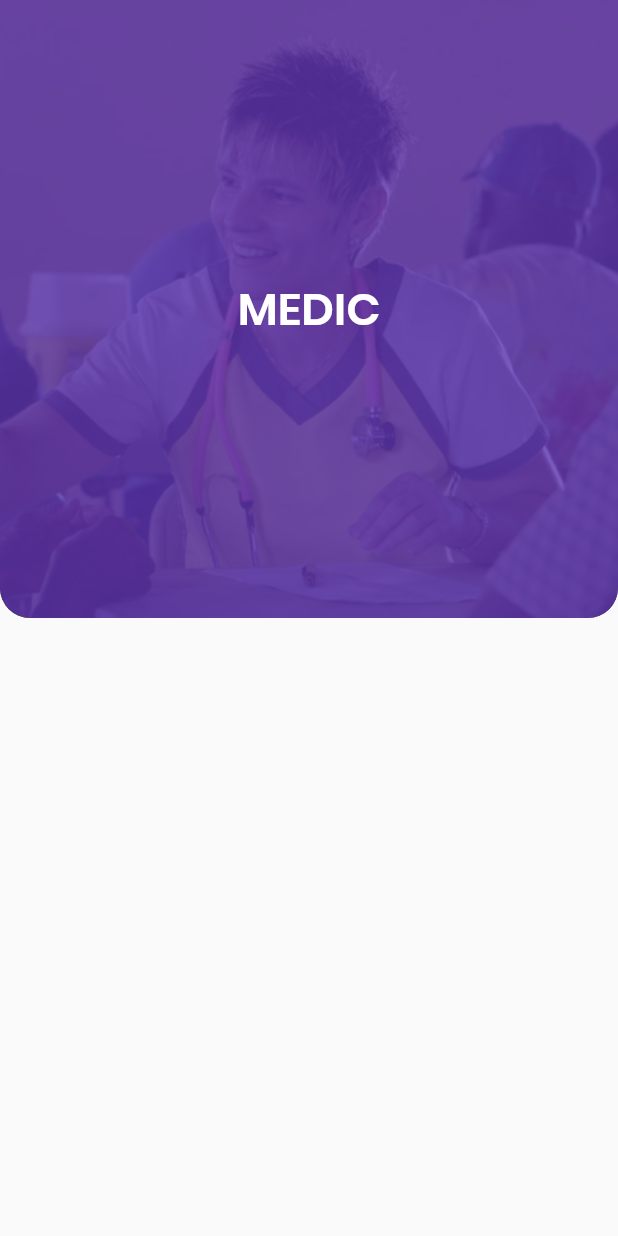
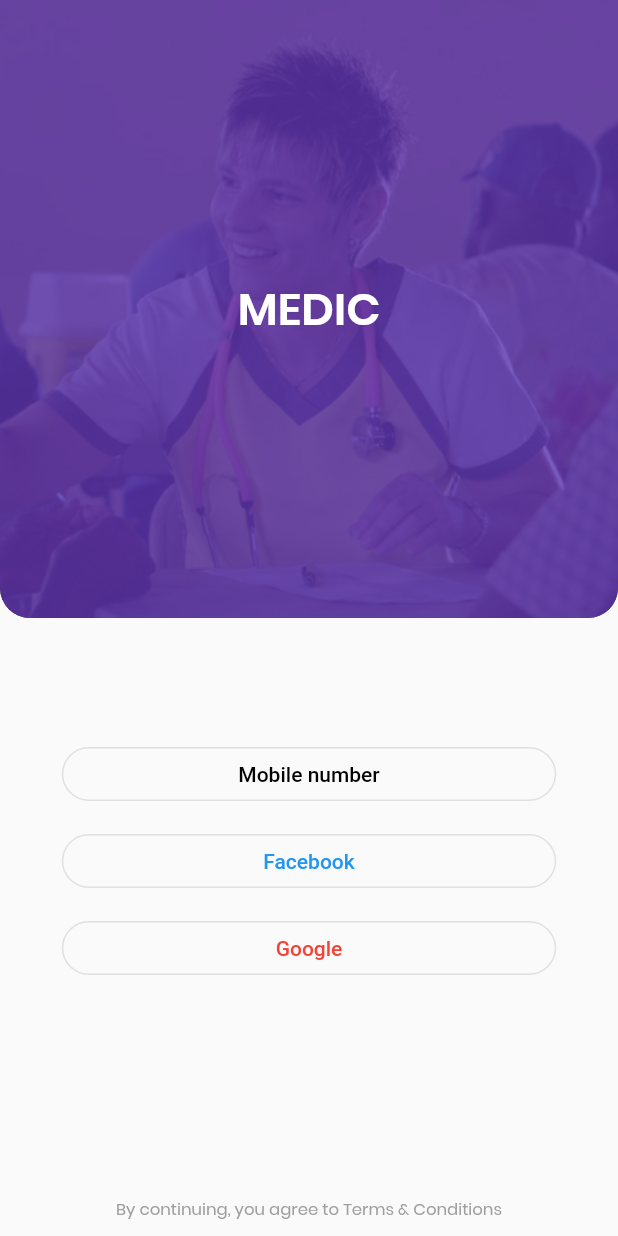
Before and after one commit to innovadeveloper/medec_flutter, a Flutter app: the screen it shows after launch, on a phone screen of 412 x 824 dp. Run offline on Flutter 3.47's test engine with Material 2 defaults, Android fonts, the phone set to English and light mode, and no system bars.

Commit message:
login ready

```diff
--- a/lib/pages/login.dart
+++ b/lib/pages/login.dart
@@ -34,6 +34,7 @@ class Login extends StatelessWidget {
       body: Column(
         children: <Widget>[
           _backgroundTop(context),
+          _loginButtonsBody(context),
           // Container(
           //   child: Text(
           //     'Login',
@@ -92,4 +93,80 @@ class Login extends StatelessWidget {
       ),
     );
   }
+
+  Widget _loginButtonsBody(BuildContext context) {
+    var mediaQuery = MediaQuery.of(context);
+    var heightBackground = _screenTotalSizeWithoutAppBar(mediaQuery) * 0.5;
+
+    return Container(
+      height: heightBackground,
+      child: Column(
+        children: <Widget>[
+          SizedBox(
+            height: 80,
+          ),
+          _buttonLogin(
+            context,
+            Colors.black,
+            'Mobile number',
+            () {},
+          ),
+          SizedBox(
+            height: 10,
+          ),
+          _buttonLogin(
+            context,
+            Colors.blue,
+            'Facebook',
+            () {},
+          ),
+          SizedBox(
+            height: 10,
+          ),
+          _buttonLogin(
+            context,
+            Colors.red,
+            'Google',
+            () {},
+          ),
+          Expanded(
+            child: Container(),
+          ),
+          Text(
+            'By continuing, you agree to Terms & Conditions',
+            style: Theme.of(context)
+                .textTheme
+                .headline6
+                .copyWith(color: Colors.grey, fontSize: 11),
+          ),
+          SizedBox(
+            height: 10,
+          ),
+        ],
+      ),
+    );
+  }
+
+  Widget _buttonLogin(
+      BuildContext context, Color color, String loginText, Function function) {
+    var mediaQuery = MediaQuery.of(context);
+    var widthInput = mediaQuery.size.width * 0.8;
+    return Container(
+      width: widthInput,
+      child: OutlineButton(
+        child: new Text(loginText),
+        onPressed: function,
+        textColor: color,
+        highlightedBorderColor: Colors.grey[300],
+        borderSide: BorderSide(
+          color: Colors.grey[300],
+        ),
+        shape: new RoundedRectangleBorder(
+          borderRadius: new BorderRadius.circular(
+            30.0,
+          ),
+        ),
+      ),
+    );
+  }
 }
```
